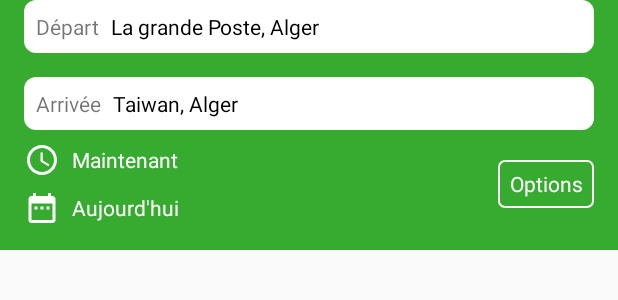
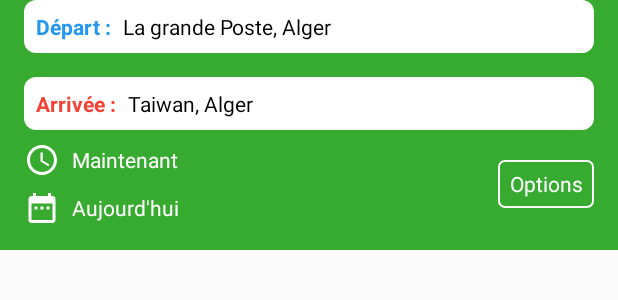
Before and after one commit to nounoubensebia/archidni, an Android app: the layout layout_path_origin_destination.xml on its own in the app's theme, with its tools: preview values and no code run, on a phone screen of 412 x 824 dp. Shown: the top 300 px of the screen. Run offline under Robolectric (Android 15) with nearby library versions, the light colour scheme and no system bars.

Commit message:
minor fix

```diff
--- a/app/src/main/java/com/archidni/archidni/Ui/PathSearch/PathSearchActivity.java
+++ b/app/src/main/java/com/archidni/archidni/Ui/PathSearch/PathSearchActivity.java
@@ -175,10 +175,10 @@ public class PathSearchActivity extends AppCompatActivity implements PathSearchC
     @Override
     public void showOriginAndDestinationOnMap(Place origin, Place destination) {
         archidniMap.clearMap();
-        archidniMap.addMarker(destination.getCoordinate(),R.drawable.ic_marker_blue_24dp);
+        archidniMap.addMarker(destination.getCoordinate(),R.drawable.ic_marker_red_24dp);
         if (origin!=null)
         {
-            archidniMap.addMarker(origin.getCoordinate(),R.drawable.ic_marker_red_24dp);
+            archidniMap.addMarker(origin.getCoordinate(),R.drawable.ic_marker_blue_24dp);
             ArrayList<Coordinate> coordinates = new ArrayList<>();
             coordinates.add(origin.getCoordinate());
             coordinates.add(destination.getCoordinate());
--- a/app/src/main/res/layout/layout_path_origin_destination.xml
+++ b/app/src/main/res/layout/layout_path_origin_destination.xml
@@ -23,6 +23,8 @@
             android:paddingTop="8dp">
 
             <TextView
+                android:textStyle="bold"
+                android:textColor="@color/color_transport_mean_selected_1"
                 android:layout_width="wrap_content"
                 android:layout_height="wrap_content"
                 android:layout_marginLeft="8dp"
@@ -51,6 +53,8 @@
             android:paddingTop="8dp">
 
             <TextView
+                android:textStyle="bold"
+                android:textColor="@color/color_transport_mean_selected_0"
                 android:layout_width="wrap_content"
                 android:layout_height="wrap_content"
                 android:layout_marginLeft="8dp"
--- a/app/src/main/res/values/strings.xml
+++ b/app/src/main/res/values/strings.xml
@@ -19,8 +19,8 @@
     <string name="select_work">Ajouter une adresse professionnelle</string>
     <string name="plan_path">Planifier un trajer</string>
     <string name="get_path">Rechercher itinéraire</string>
-    <string name="path_origin">Départ</string>
-    <string name="path_destination">Arrivée</string>
+    <string name="path_origin">Départ :</string>
+    <string name="path_destination">Arrivée :</string>
     <string name="options">Options</string>
     <string name="suggested_paths">Itinéraires suggérés</string>
     <string name="where_do_you_come_from">D\'où venez-vous ?</string>
```
